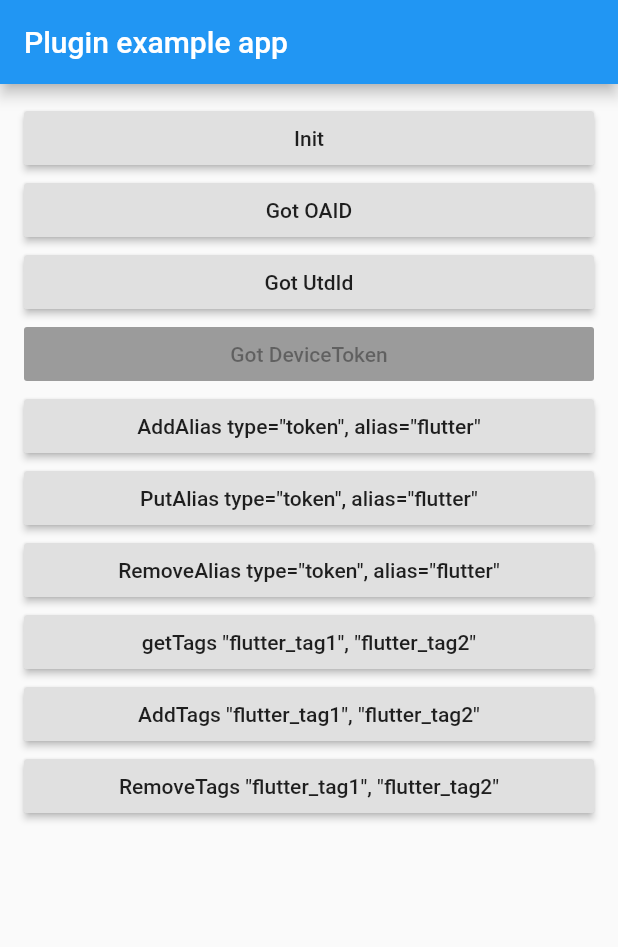
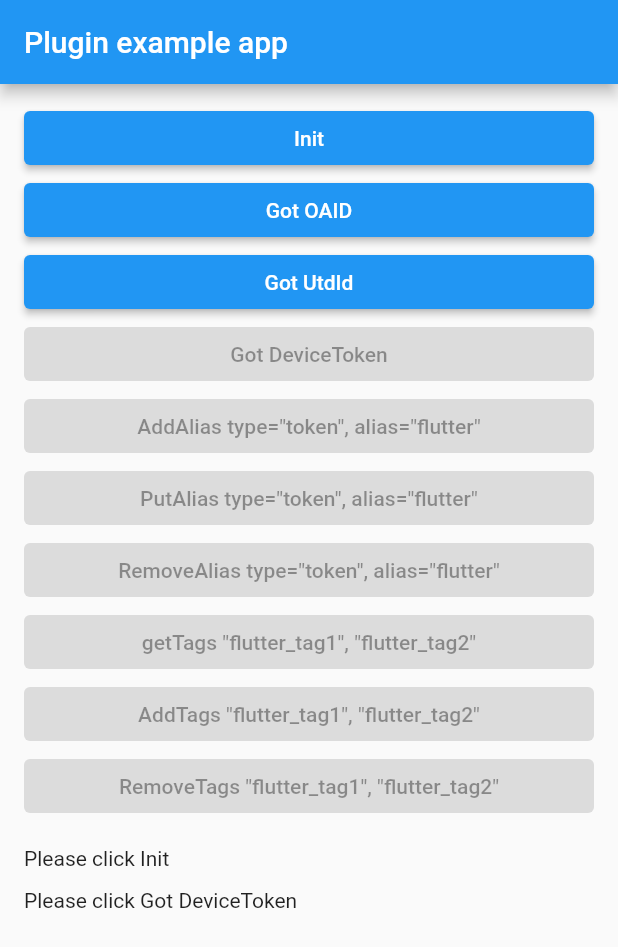
Before and after one commit to wangbo4020/flutter-plugins, a Flutter app: the screen it shows after launch, on a phone screen of 412 x 824 dp. Shown: the top 947 px of the screen. Run offline on Flutter 3.47's test engine with Material 2 defaults, Android fonts, the phone set to English and light mode, and no system bars; our stand-ins replace plugin_platform_interface.

Commit message:
Update example

```diff
--- a/packages/umeng_analytics_with_push/umeng_analytics_with_push/example/lib/main.dart
+++ b/packages/umeng_analytics_with_push/umeng_analytics_with_push/example/lib/main.dart
@@ -20,6 +20,8 @@ class _MyAppState extends State<MyApp> {
   String _devToken;
   String _tags;
 
+  bool get _hasDeviceToken => _devToken != null && _devToken != "Getting";
+
   @override
   void initState() {
     super.initState();
@@ -37,7 +39,7 @@ class _MyAppState extends State<MyApp> {
         body: ListView(
           padding: EdgeInsets.symmetric(vertical: 12, horizontal: 16),
           children: [
-            RaisedButton(
+            ElevatedButton(
               onPressed: _initialized
                   ? null
                   : () {
@@ -53,7 +55,7 @@ class _MyAppState extends State<MyApp> {
                     },
               child: Text("Init"),
             ),
-            RaisedButton(
+            ElevatedButton(
               onPressed: () {
                 UmengAnalyticsWithPush.oaid.then((oaid) {
                   setState(() {
@@ -67,7 +69,7 @@ class _MyAppState extends State<MyApp> {
               },
               child: Text("Got OAID"),
             ),
-            RaisedButton(
+            ElevatedButton(
               onPressed: () {
                 UmengAnalyticsWithPush.utdid.then((utdid) {
                   setState(() {
@@ -81,7 +83,7 @@ class _MyAppState extends State<MyApp> {
               },
               child: Text("Got UtdId"),
             ),
-            RaisedButton(
+            ElevatedButton(
               onPressed: !_initialized
                   ? null
                   : () {
@@ -102,29 +104,38 @@ class _MyAppState extends State<MyApp> {
                     },
               child: Text("Got DeviceToken"),
             ),
-            RaisedButton(
-              onPressed: () async {
+            ElevatedButton(
+              onPressed: !_hasDeviceToken
+                  ? null
+                  : () async {
                       await UmengAnalyticsWithPush.addAlias("token", "flutter");
                       print("addAlias ok");
                     },
               child: Text("AddAlias type=\"token\", alias=\"flutter\""),
             ),
-            RaisedButton(
-              onPressed: () async {
+            ElevatedButton(
+              onPressed: !_hasDeviceToken
+                  ? null
+                  : () async {
                       await UmengAnalyticsWithPush.putAlias("token", "flutter");
                       print("putAlias ok");
                     },
               child: Text("PutAlias type=\"token\", alias=\"flutter\""),
             ),
-            RaisedButton(
-              onPressed: () async {
-                await UmengAnalyticsWithPush.removeAlias("token", "flutter");
+            ElevatedButton(
+              onPressed: !_hasDeviceToken
+                  ? null
+                  : () async {
+                      await UmengAnalyticsWithPush.removeAlias(
+                          "token", "flutter");
                       print("removeAlias ok");
                     },
               child: Text("RemoveAlias type=\"token\", alias=\"flutter\""),
             ),
-            RaisedButton(
-              onPressed: () {
+            ElevatedButton(
+              onPressed: !_hasDeviceToken
+                  ? null
+                  : () {
                       UmengAnalyticsWithPush.getTags().then((tags) {
                         print("getTags: $tags");
                         setState(() {
@@ -139,26 +150,34 @@ class _MyAppState extends State<MyApp> {
                     },
               child: Text("getTags \"flutter_tag1\", \"flutter_tag2\""),
             ),
-            RaisedButton(
-              onPressed: () {
+            ElevatedButton(
+              onPressed: !_hasDeviceToken
+                  ? null
+                  : () {
                       UmengAnalyticsWithPush.addTags(
                           ["flutter_tag1", "flutter_tag2"]);
                     },
               child: Text("AddTags \"flutter_tag1\", \"flutter_tag2\""),
             ),
-            RaisedButton(
-              onPressed: () {
+            ElevatedButton(
+              onPressed: !_hasDeviceToken
+                  ? null
+                  : () {
                       UmengAnalyticsWithPush.removeTags(
                           ["flutter_tag1", "flutter_tag2"]);
                     },
               child: Text("RemoveTags \"flutter_tag1\", \"flutter_tag2\""),
             ),
             SizedBox(height: 16),
+            Text(_initialized ? "Initialized!" : "Please click Init"),
+            if (_oaid != null) SizedBox(height: 12),
             if (_oaid != null) SelectableText("OAID: $_oaid"),
-            SizedBox(height: 12),
+            if (_utdid != null) SizedBox(height: 12),
             if (_utdid != null) SelectableText("UTDID: $_utdid"),
             SizedBox(height: 12),
-            if (_devToken != null) SelectableText("DeviceToken: $_devToken"),
+            SelectableText(_devToken == null
+                ? "Please click Got DeviceToken"
+                : "DeviceToken: $_devToken"),
             SizedBox(height: 12),
             if (_tags != null) SelectableText("Tags: $_tags"),
           ],
```
Also changed, not shown: 1 other file. Lines whose indentation alone changed are shown as unchanged.
